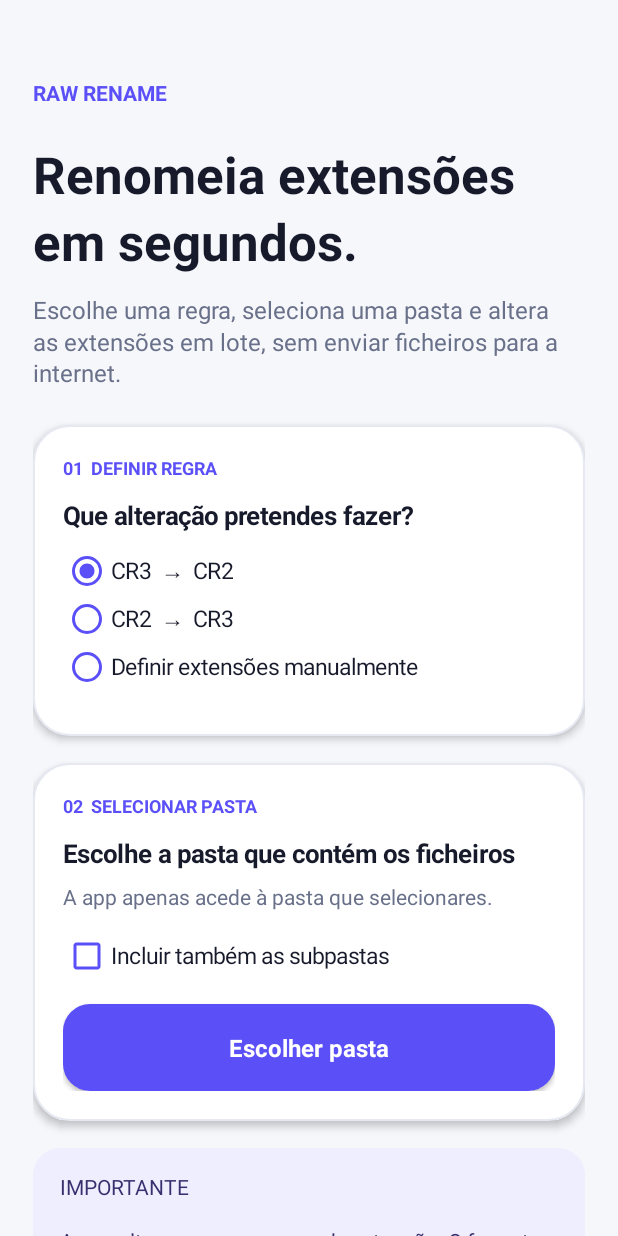
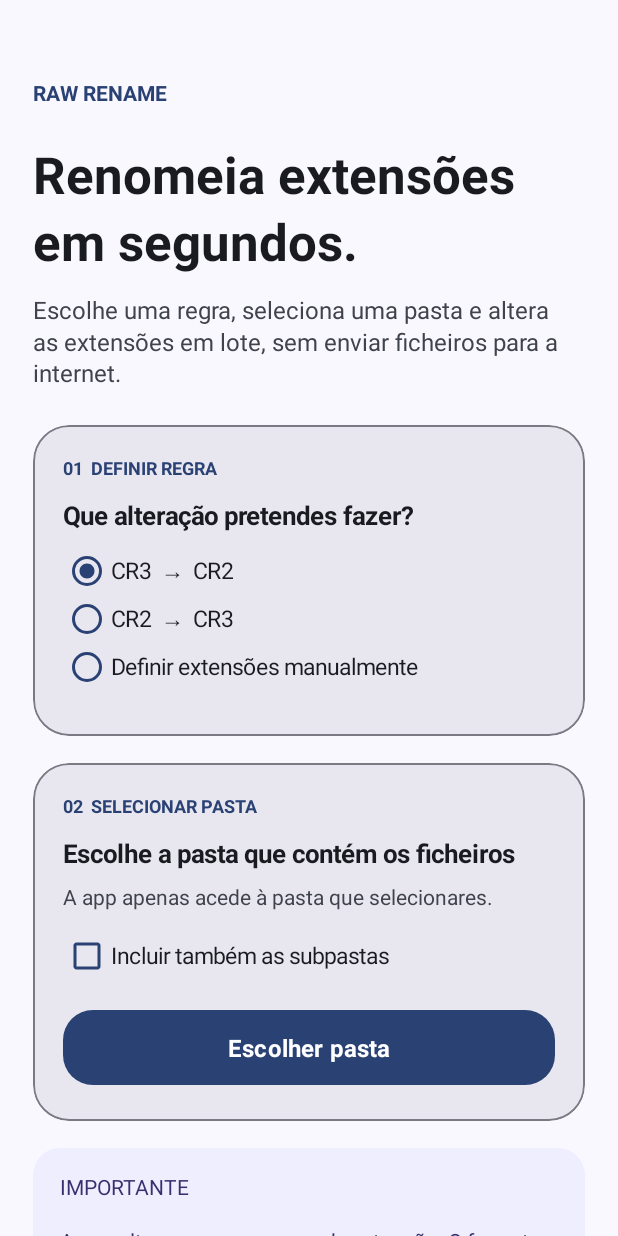
Before and after one commit to brunomcb/CR3paraCR2, an Android app: the screen it shows after launch (MainActivity), on a phone screen of 412 x 824 dp. Run offline under Robolectric (Android 15) with nearby library versions, the phone set to English and light mode, and no system bars.

Commit message:
update to Material 3 Design

```diff
--- a/CR3paraCR2/app/src/main/AndroidManifest.xml
+++ b/CR3paraCR2/app/src/main/AndroidManifest.xml
@@ -1,6 +1,7 @@
 <?xml version="1.0" encoding="utf-8"?>
 <manifest xmlns:android="http://schemas.android.com/apk/res/android">
     <application
+        android:name=".RawRenameApp"
         android:allowBackup="true"
         android:label="CR3 para CR2"
         android:theme="@style/AppTheme">
--- a/CR3paraCR2/app/src/main/java/pt/brunobonito/cr3paracr2/MainActivity.java
+++ b/CR3paraCR2/app/src/main/java/pt/brunobonito/cr3paracr2/MainActivity.java
@@ -7,6 +7,13 @@ import android.graphics.Color;
 import android.net.Uri;
 import android.provider.DocumentsContract;
 import android.text.InputFilter;
+import android.content.res.ColorStateList;
+import android.util.TypedValue;
+import com.google.android.material.button.MaterialButton;
+import com.google.android.material.card.MaterialCardView;
+import com.google.android.material.dialog.MaterialAlertDialogBuilder;
+import com.google.android.material.textfield.TextInputEditText;
+import com.google.android.material.textfield.TextInputLayout;
 import android.view.*;
 import android.widget.*;
 import java.util.*;
@@ -19,16 +26,16 @@ public class MainActivity extends Activity {
     private RadioGroup modes;
     private LinearLayout manualBox;
     private EditText sourceInput, targetInput;
+    private Dialog progressDialog; private WaveProgressView wave; private TextView progressPercent, progressTitle;
     private String sourceExt = "cr3", targetExt = "cr2";
 
     @Override public void onCreate(Bundle b) {
         super.onCreate(b);
-        getWindow().setStatusBarColor(Color.rgb(246,247,251));
-        getWindow().getDecorView().setSystemUiVisibility(View.SYSTEM_UI_FLAG_LIGHT_STATUS_BAR);
+        getWindow().setStatusBarColor(Color.TRANSPARENT);
 
         ScrollView scroll = new ScrollView(this);
         scroll.setFillViewport(true);
-        scroll.setBackgroundColor(Color.rgb(246,247,251));
+        scroll.setBackgroundColor(surface());
         LinearLayout page = column();
         page.setPadding(dp(22), statusBarHeight() + dp(28), dp(22), dp(30));
         scroll.addView(page, new ScrollView.LayoutParams(-1, -2));
@@ -37,7 +44,10 @@ public class MainActivity extends Activity {
         TextView title = text("Renomeia extensões em segundos.",34,true); page.addView(title,lp(0,12));
         TextView desc = text("Escolhe uma regra, seleciona uma pasta e altera as extensões em lote, sem enviar ficheiros para a internet.",16,false); desc.setTextColor(muted()); page.addView(desc,lp(0,24));
 
-        LinearLayout ruleCard = card();
+        LinearLayout ruleContent = column();
+        MaterialCardView ruleShell = cardShell();
+        ruleShell.addView(ruleContent);
+        LinearLayout ruleCard = ruleContent;
         TextView ruleStep=text("01  DEFINIR REGRA",12,true); ruleStep.setTextColor(purple()); ruleCard.addView(ruleStep,lp(0,12));
         ruleCard.addView(text("Que alteração pretendes fazer?",17,true),lp(0,10));
         modes = new RadioGroup(this); modes.setOrientation(RadioGroup.VERTICAL);
@@ -58,15 +68,18 @@ public class MainActivity extends Activity {
             if (id == 101) { sourceExt="cr3"; targetExt="cr2"; }
             if (id == 102) { sourceExt="cr2"; targetExt="cr3"; }
         });
-        page.addView(ruleCard,lp(0,18));
+        page.addView(ruleShell,lp(0,18));
 
-        LinearLayout folderCard = card();
+        LinearLayout folderContent = column();
+        MaterialCardView folderShell = cardShell();
+        folderShell.addView(folderContent);
+        LinearLayout folderCard = folderContent;
         TextView folderStep=text("02  SELECIONAR PASTA",12,true); folderStep.setTextColor(purple()); folderCard.addView(folderStep,lp(0,12));
         folderCard.addView(text("Escolhe a pasta que contém os ficheiros",17,true),lp(0,8));
         TextView privacy=text("A app apenas acede à pasta que selecionares.",14,false); privacy.setTextColor(muted()); folderCard.addView(privacy,lp(0,14));
         recursive=new CheckBox(this); recursive.setText("Incluir também as subpastas"); recursive.setTextSize(15); recursive.setTextColor(ink()); recursive.setButtonTintList(android.content.res.ColorStateList.valueOf(purple())); folderCard.addView(recursive,lp(0,16));
-        choose=new Button(this); choose.setAllCaps(false); choose.setText("Escolher pasta"); choose.setTextColor(Color.WHITE); choose.setTextSize(16); choose.setTypeface(null,1); choose.setBackgroundResource(R.drawable.button_primary); choose.setOnClickListener(v->preparePick()); folderCard.addView(choose,new LinearLayout.LayoutParams(-1,dp(58)));
-        page.addView(folderCard,lp(0,18));
+        choose=new MaterialButton(this); choose.setAllCaps(false); choose.setText("Escolher pasta"); choose.setTextColor(Color.WHITE); choose.setTextSize(16); choose.setTypeface(null,1); ((MaterialButton)choose).setCornerRadius(dp(20)); ((MaterialButton)choose).setBackgroundTintList(ColorStateList.valueOf(primary())); choose.setOnClickListener(v->preparePick()); folderCard.addView(choose,new LinearLayout.LayoutParams(-1,dp(58)));
+        page.addView(folderShell,lp(0,18));
 
         TextView warning=text("IMPORTANTE\n\nA app altera apenas o nome da extensão. O formato interno do ficheiro não é convertido.",14,false); warning.setTextColor(Color.rgb(55,48,110)); warning.setPadding(dp(18),dp(16),dp(18),dp(16)); warning.setBackground(roundBg(Color.rgb(239,238,255),18)); page.addView(warning,lp(0,18));
         status=text("Pronto para começar",14,true); status.setTextColor(muted()); status.setTextIsSelectable(true); page.addView(status);
@@ -95,23 +108,42 @@ public class MainActivity extends Activity {
         Uri tree=data.getData();
         try { getContentResolver().takePersistableUriPermission(tree,data.getFlags()&(Intent.FLAG_GRANT_READ_URI_PERMISSION|Intent.FLAG_GRANT_WRITE_URI_PERMISSION)); } catch(Exception ignored) {}
         String message="Renomear todos os ficheiros ."+sourceExt+" para ."+targetExt+(recursive.isChecked()?" nesta pasta e nas subpastas?":" apenas nesta pasta?")+"\n\nFicheiros com o mesmo nome no destino serão ignorados.";
-        new AlertDialog.Builder(this).setTitle("Confirmar alteração").setMessage(message).setNegativeButton("Cancelar",null).setPositiveButton("Renomear",(d,w)->runRename(tree,recursive.isChecked())).show();
+        new MaterialAlertDialogBuilder(this).setTitle("Confirmar alteração").setMessage(message).setNegativeButton("Cancelar",null).setPositiveButton("Renomear",(d,w)->runRename(tree,recursive.isChecked())).show();
     }
 
     private void runRename(Uri tree,boolean recurse) {
-        choose.setEnabled(false); choose.setText("A processar..."); status.setText("A procurar ficheiros ."+sourceExt+"..."); status.setTextColor(muted());
-        final String from=sourceExt, to=targetExt;
+        choose.setEnabled(false); final String from=sourceExt, to=targetExt;
+        showProgressDialog();
         new Thread(() -> {
-            int[] c=new int[3]; List<String> details=new ArrayList<>();
-            try { Uri root=DocumentsContract.buildDocumentUriUsingTree(tree,DocumentsContract.getTreeDocumentId(tree)); process(root,recurse,from,to,c,details); }
+            int total=0; try { Uri root=DocumentsContract.buildDocumentUriUsingTree(tree,DocumentsContract.getTreeDocumentId(tree)); total=countMatching(root,recurse,from); } catch(Exception ignored) {}
+            final int totalFiles=total; runOnUiThread(() -> updateProgress(0,totalFiles));
+            int[] c=new int[3]; List<String> details=new ArrayList<>(); int[] done={0};
+            try { Uri root=DocumentsContract.buildDocumentUriUsingTree(tree,DocumentsContract.getTreeDocumentId(tree)); process(root,recurse,from,to,c,details,done,totalFiles); }
             catch(Exception e){c[2]++;details.add("Erro geral: "+safe(e.getMessage()));}
-            StringBuilder r=new StringBuilder("Concluído  •  ").append(c[0]).append(" renomeados  •  ").append(c[1]).append(" ignorados  •  ").append(c[2]).append(" erros");
-            if(!details.isEmpty()){r.append("\n\n");for(String s:details)r.append("• ").append(s).append('\n');}
-            runOnUiThread(()->{status.setText(r.toString());status.setTextColor(c[2]==0?Color.rgb(22,138,91):Color.rgb(180,75,25));choose.setEnabled(true);choose.setText("Escolher outra pasta");});
+            runOnUiThread(() -> showProgressSuccess(c,details));
         }).start();
     }
 
-    private void process(Uri dir,boolean recurse,String from,String to,int[] c,List<String> details) {
+    private int countMatching(Uri dir,boolean recurse,String from) {
+        int total=0; Uri children=DocumentsContract.buildChildDocumentsUriUsingTree(dir,DocumentsContract.getDocumentId(dir));
+        String[] cols={DocumentsContract.Document.COLUMN_DOCUMENT_ID,DocumentsContract.Document.COLUMN_DISPLAY_NAME,DocumentsContract.Document.COLUMN_MIME_TYPE};
+        try(android.database.Cursor cur=getContentResolver().query(children,cols,null,null,null)){if(cur==null)return 0;while(cur.moveToNext()){String id=cur.getString(0),name=cur.getString(1),mime=cur.getString(2);Uri item=DocumentsContract.buildDocumentUriUsingTree(dir,id);if(DocumentsContract.Document.MIME_TYPE_DIR.equals(mime)){if(recurse)total+=countMatching(item,true,from);}else if(name!=null&&hasExtension(name,from))total++;}}catch(Exception ignored){} return total;
+    }
+
+    private void showProgressDialog(){
+        progressDialog=new Dialog(this); progressDialog.setCancelable(false);
+        LinearLayout box=column(); box.setPadding(dp(28),dp(26),dp(28),dp(22)); box.setBackground(roundBg(surfaceContainer(),28));
+        progressTitle=text("A preparar ficheiros…",22,true); box.addView(progressTitle,lp(0,8));
+        TextView sub=text("Mantém a aplicação aberta durante a alteração.",14,false); sub.setTextColor(onSurfaceVariant()); box.addView(sub,lp(0,22));
+        wave=new WaveProgressView(this); wave.setColors(primary(),surfaceVariant()); box.addView(wave,new LinearLayout.LayoutParams(-1,dp(34)));
+        progressPercent=text("0%",32,true); progressPercent.setGravity(Gravity.CENTER); progressPercent.setTextColor(primary()); box.addView(progressPercent,lp(12,4));
+        progressDialog.setContentView(box); if(progressDialog.getWindow()!=null){progressDialog.getWindow().setBackgroundDrawableResource(android.R.color.transparent);progressDialog.getWindow().setLayout((int)(getResources().getDisplayMetrics().widthPixels*.88f),-2);} progressDialog.show(); if(progressDialog.getWindow()!=null)progressDialog.getWindow().setLayout((int)(getResources().getDisplayMetrics().widthPixels*.88f),-2);
+    }
+    private void updateProgress(int done,int total){int pct=total==0?100:Math.round(done*100f/total);wave.setProgress(pct/100f);progressPercent.setText(pct+"%");progressTitle.setText(total==0?"Sem ficheiros correspondentes":"A renomear "+done+" de "+total);}
+    private void showProgressSuccess(int[] c,List<String> details){wave.setProgress(1f);progressPercent.setText("100%");progressPercent.setTextColor(primary());progressTitle.setText(c[2]==0?"Processo concluído":"Concluído com avisos");
+        LinearLayout box=(LinearLayout)progressTitle.getParent(); TextView result=text(c[0]+" renomeados  •  "+c[1]+" ignorados  •  "+c[2]+" erros",14,false);result.setTextColor(onSurfaceVariant());box.addView(result,lp(4,18));MaterialButton ok=new MaterialButton(this);ok.setText("OK");ok.setCornerRadius(dp(18));ok.setOnClickListener(v->{progressDialog.dismiss();choose.setEnabled(true);choose.setText("Escolher outra pasta");status.setText(c[2]==0?"Última operação concluída com sucesso":"Última operação concluída com avisos");});box.addView(ok,new LinearLayout.LayoutParams(-1,dp(52)));}
+
+    private void process(Uri dir,boolean recurse,String from,String to,int[] c,List<String> details,int[] done,int total) {
         Uri children=DocumentsContract.buildChildDocumentsUriUsingTree(dir,DocumentsContract.getDocumentId(dir));
         String[] cols={DocumentsContract.Document.COLUMN_DOCUMENT_ID,DocumentsContract.Document.COLUMN_DISPLAY_NAME,DocumentsContract.Document.COLUMN_MIME_TYPE};
         try(android.database.Cursor cur=getContentResolver().query(children,cols,null,null,null)) {
@@ -119,12 +151,13 @@ public class MainActivity extends Activity {
             while(cur.moveToNext()) {
                 String id=cur.getString(0),name=cur.getString(1),mime=cur.getString(2);
                 Uri item=DocumentsContract.buildDocumentUriUsingTree(dir,id);
-                if(DocumentsContract.Document.MIME_TYPE_DIR.equals(mime)) { if(recurse)process(item,true,from,to,c,details); }
+                if(DocumentsContract.Document.MIME_TYPE_DIR.equals(mime)) { if(recurse)process(item,true,from,to,c,details,done,total); }
                 else if(name!=null && hasExtension(name,from)) {
                     String target=name.substring(0,name.length()-from.length())+preserveCase(from,to,name);
                     if(siblingExists(dir,target)){c[1]++;details.add("Já existe: "+target);continue;}
                     try { if(DocumentsContract.renameDocument(getContentResolver(),item,target)!=null)c[0]++;else{c[2]++;details.add("Falhou: "+name);} }
                     catch(Exception e){c[2]++;details.add(name+": "+safe(e.getMessage()));}
+                    done[0]++; final int current=done[0]; runOnUiThread(() -> updateProgress(current,total));
                 }
             }
         } catch(Exception e){c[2]++;details.add("Pasta: "+safe(e.getMessage()));}
@@ -134,11 +167,11 @@ public class MainActivity extends Activity {
     private String preserveCase(String from,String to,String name){String old=name.substring(name.length()-from.length());return old.equals(old.toUpperCase(Locale.ROOT))?to.toUpperCase(Locale.ROOT):to.toLowerCase(Locale.ROOT);}
     private String cleanExtension(String s){s=s.trim();while(s.startsWith("."))s=s.substring(1);return s;}
     private boolean validExtension(String s){return s.matches("[A-Za-z0-9]{1,10}");}
-    private void showError(String s){new AlertDialog.Builder(this).setTitle("Verifica as extensões").setMessage(s).setPositiveButton("OK",null).show();}
+    private void showError(String s){new MaterialAlertDialogBuilder(this).setTitle("Verifica as extensões").setMessage(s).setPositiveButton("OK",null).show();}
     private boolean siblingExists(Uri dir,String wanted){Uri children=DocumentsContract.buildChildDocumentsUriUsingTree(dir,DocumentsContract.getDocumentId(dir));try(android.database.Cursor c=getContentResolver().query(children,new String[]{DocumentsContract.Document.COLUMN_DISPLAY_NAME},null,null,null)){if(c!=null)while(c.moveToNext())if(wanted.equalsIgnoreCase(c.getString(0)))return true;}catch(Exception ignored){}return false;}
 
     private LinearLayout column(){LinearLayout x=new LinearLayout(this);x.setOrientation(LinearLayout.VERTICAL);return x;}
-    private LinearLayout card(){LinearLayout x=column();x.setBackgroundResource(R.drawable.card);x.setElevation(dp(3));return x;}
+    private MaterialCardView cardShell(){MaterialCardView c=new MaterialCardView(this);c.setRadius(dp(24));c.setCardElevation(0);c.setStrokeWidth(dp(1));c.setStrokeColor(outlineVariant());c.setCardBackgroundColor(surfaceContainer());c.setContentPadding(dp(20),dp(20),dp(20),dp(20));return c;}
     private RadioButton radio(String s,int id,boolean checked){RadioButton r=new RadioButton(this);r.setText(s);r.setId(id);r.setChecked(checked);r.setTextSize(15);r.setTextColor(ink());r.setButtonTintList(android.content.res.ColorStateList.valueOf(purple()));r.setPadding(0,dp(5),0,dp(5));return r;}
     private EditText extensionInput(String hint){EditText e=new EditText(this);e.setHint(hint);e.setSingleLine(true);e.setTextSize(15);e.setTextColor(ink());e.setHintTextColor(muted());e.setPadding(dp(14),0,dp(14),0);e.setBackground(roundStroke());e.setFilters(new InputFilter[]{new InputFilter.LengthFilter(11)});e.setLayoutParams(new LinearLayout.LayoutParams(-1,dp(52)));return e;}
     private TextView labelSmall(String s){TextView t=text(s,11,true);t.setTextColor(muted());return t;}
@@ -148,6 +181,6 @@ public class MainActivity extends Activity {
     private android.graphics.drawable.GradientDrawable roundStroke(){android.graphics.drawable.GradientDrawable g=roundBg(Color.WHITE,14);g.setStroke(dp(1),Color.rgb(210,213,225));return g;}
     private int statusBarHeight(){int id=getResources().getIdentifier("status_bar_height","dimen","android");return id>0?getResources().getDimensionPixelSize(id):dp(24);}
     private int dp(int v){return(int)(v*getResources().getDisplayMetrics().density+.5f);}
-    private int purple(){return Color.rgb(91,79,247);} private int ink(){return Color.rgb(23,26,43);} private int muted(){return Color.rgb(105,112,137);}
+    private int attr(int a,int fallback){TypedValue v=new TypedValue();return getTheme().resolveAttribute(a,v,true)?v.data:fallback;} private int primary(){return attr(com.google.android.material.R.attr.colorPrimary,Color.rgb(91,79,247));} private int surface(){return attr(com.google.android.material.R.attr.colorSurface,Color.rgb(255,251,254));} private int surfaceContainer(){return attr(com.google.android.material.R.attr.colorSurfaceContainerHigh,Color.WHITE);} private int surfaceVariant(){return attr(com.google.android.material.R.attr.colorSurfaceVariant,Color.LTGRAY);} private int outlineVariant(){return attr(com.google.android.material.R.attr.colorOutlineVariant,Color.LTGRAY);} private int onSurfaceVariant(){return attr(com.google.android.material.R.attr.colorOnSurfaceVariant,Color.DKGRAY);} private int purple(){return primary();} private int ink(){return attr(com.google.android.material.R.attr.colorOnSurface,Color.rgb(23,26,43));} private int muted(){return onSurfaceVariant();}
     private String safe(String s){return s==null?"erro desconhecido":s;}
 }
--- /dev/null
+++ b/CR3paraCR2/app/src/main/java/pt/brunobonito/cr3paracr2/RawRenameApp.java
@@ -0,0 +1,6 @@
+package pt.brunobonito.cr3paracr2;
+import android.app.Application;
+import com.google.android.material.color.DynamicColors;
+public class RawRenameApp extends Application {
+ @Override public void onCreate(){ super.onCreate(); DynamicColors.applyToActivitiesIfAvailable(this); }
+}
--- a/CR3paraCR2/app/src/main/res/values/styles.xml
+++ b/CR3paraCR2/app/src/main/res/values/styles.xml
@@ -1 +1,14 @@
-<resources><style name="AppTheme" parent="android:style/Theme.Material.Light.NoActionBar"><item name="android:fontFamily">sans</item><item name="android:windowLightStatusBar">true</item><item name="android:statusBarColor">#F6F7FB</item><item name="android:navigationBarColor">#F6F7FB</item><item name="android:colorAccent">#5B4FF7</item></style></resources>
+<resources>
+    <style name="AppTheme" parent="Theme.Material3.DayNight.NoActionBar">
+        <item name="android:fontFamily">sans</item>
+        <item name="android:windowLightStatusBar">?attr/isLightTheme</item>
+        <item name="android:statusBarColor">@android:color/transparent</item>
+        <item name="android:navigationBarColor">?attr/colorSurface</item>
+        <item name="colorPrimary">#625B71</item>
+        <item name="colorSecondary">#625B71</item>
+        <item name="colorTertiary">#7D5260</item>
+        <item name="colorSurface">#FFFBFE</item>
+        <item name="colorOnSurface">#1D1B20</item>
+        <item name="colorSurfaceVariant">#E7E0EC</item>
+    </style>
+</resources>
```
Also changed, not shown: CR3paraCR2/app/build.gradle (+7 -2 lines), CR3paraCR2/app/src/main/java/pt/brunobonito/cr3paracr2/WaveProgressView.java (added, +11 -0 lines).
